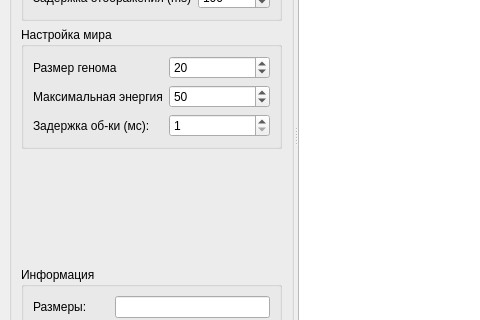
First picture: the form in mainwindow.ui, repository TomasGlgg/QGenetic, before the edit; both pictures show x 0 to 480 and y 165 to 485 of the 800 by 600 pixel window.
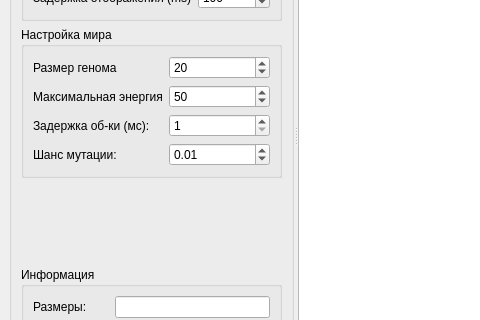
Second picture: the form after the edit.

Commit message: mutation chance box enabled/disabled

Patch:
```diff
--- a/mainwindow.ui
+++ b/mainwindow.ui
@@ -159,6 +159,26 @@
              </property>
             </widget>
            </item>
+           <item row="3" column="0">
+            <widget class="QLabel" name="label_8">
+             <property name="text">
+              <string>Шанс мутации:</string>
+             </property>
+            </widget>
+           </item>
+           <item row="3" column="1">
+            <widget class="QDoubleSpinBox" name="mutation_chance">
+             <property name="minimum">
+              <double>0.000000000000000</double>
+             </property>
+             <property name="maximum">
+              <double>1.000000000000000</double>
+             </property>
+             <property name="value">
+              <double>0.010000000000000</double>
+             </property>
+            </widget>
+           </item>
           </layout>
          </widget>
         </item>
```
The commit also changes 1 other file.
